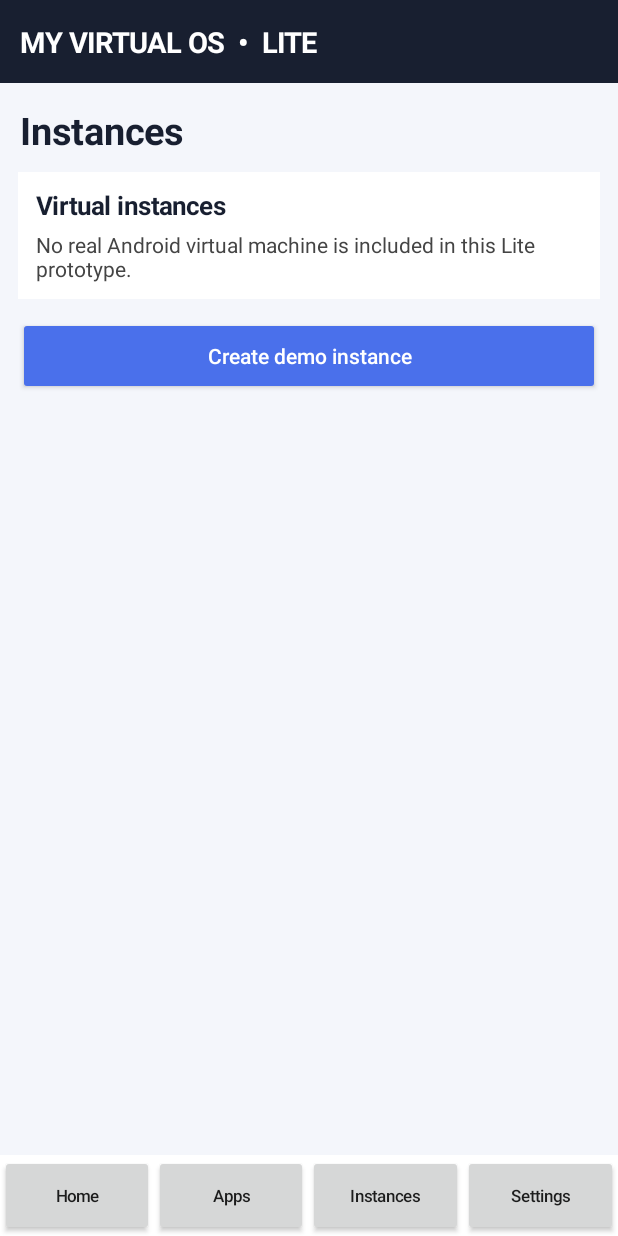
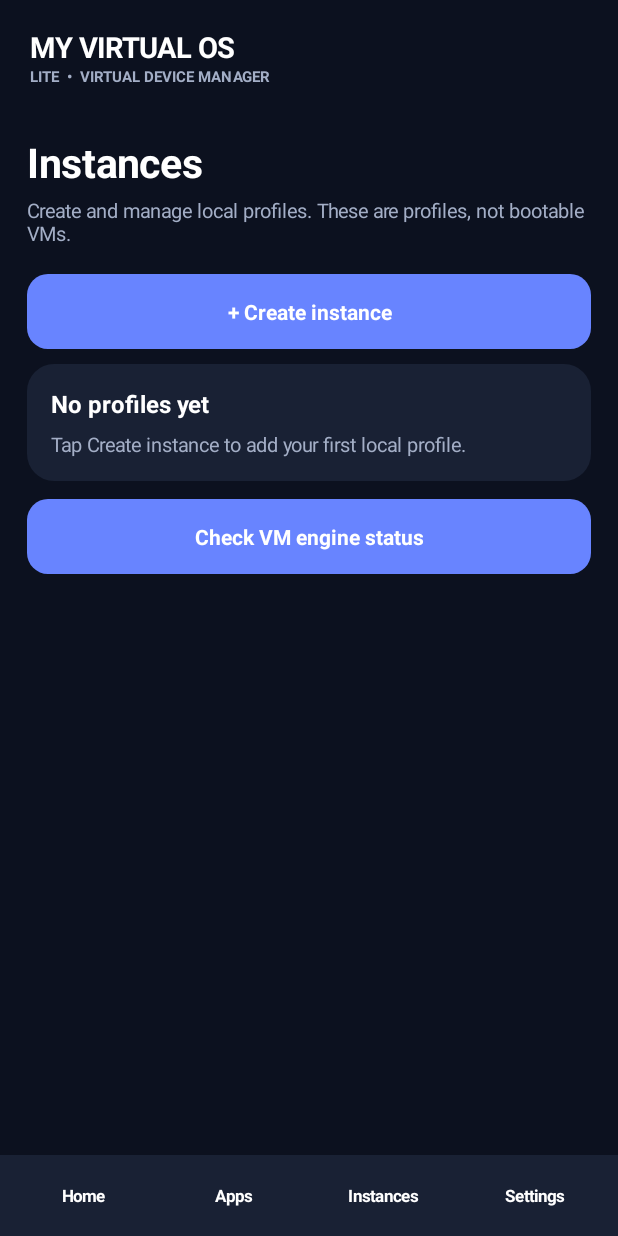
Before and after one commit to hdhbjdhf4-del/MyVirtualOS, an Android app: the screen it shows after launch (MainActivity), after a tap on "Instances", on a phone screen of 412 x 824 dp. Run offline under Robolectric (Android 15) with nearby library versions, the phone set to English and light mode, and no system bars; 2 other taps on this screen came first.

Commit message:
Upgrade Lite UI with working app launcher and local profile manager

```diff
--- a/app/src/main/java/com/myvirtualos/lite/MainActivity.java
+++ b/app/src/main/java/com/myvirtualos/lite/MainActivity.java
@@ -1,94 +1,95 @@
 package com.myvirtualos.lite;
 
 import android.app.Activity;
-import android.os.Bundle;
+import android.app.AlertDialog;
+import android.content.Intent;
+import android.content.SharedPreferences;
+import android.content.pm.ApplicationInfo;
+import android.content.pm.PackageManager;
 import android.graphics.Color;
 import android.graphics.Typeface;
+import android.graphics.drawable.GradientDrawable;
+import android.net.Uri;
+import android.os.Bundle;
+import android.view.Gravity;
+import android.view.View;
 import android.widget.*;
-import android.view.View;
+import java.util.ArrayList;
+import java.util.HashSet;
+import java.util.List;
+import java.util.Set;
 
 public class MainActivity extends Activity {
-    private LinearLayout content;
-    private final int dark = Color.rgb(24, 31, 48);
-    private final int accent = Color.rgb(74, 112, 235);
+    private static final int PICK_APK = 41;
+    private final int bg = Color.rgb(12, 17, 31), panel = Color.rgb(25, 33, 52);
+    private final int accent = Color.rgb(104, 132, 255), muted = Color.rgb(163, 174, 198);
+    private LinearLayout body, nav;
+    private String page = "Home";
+    private SharedPreferences prefs;
 
-    @Override public void onCreate(Bundle state) {
-        super.onCreate(state);
-        getWindow().setStatusBarColor(dark);
-        getWindow().setNavigationBarColor(dark);
-        LinearLayout root = new LinearLayout(this);
-        root.setOrientation(LinearLayout.VERTICAL);
-        root.setBackgroundColor(Color.rgb(244, 246, 251));
-        TextView header = new TextView(this);
-        header.setText("MY VIRTUAL OS  •  LITE");
-        header.setTextColor(Color.WHITE);
-        header.setTextSize(19);
-        header.setTypeface(Typeface.DEFAULT, Typeface.BOLD);
-        header.setPadding(20, 22, 20, 22);
-        header.setBackgroundColor(dark);
-        root.addView(header);
-        ScrollView scroll = new ScrollView(this);
-        content = new LinearLayout(this);
-        content.setOrientation(LinearLayout.VERTICAL);
-        content.setPadding(18, 18, 18, 18);
-        scroll.addView(content);
-        root.addView(scroll, new LinearLayout.LayoutParams(-1, 0, 1));
-        LinearLayout nav = new LinearLayout(this);
-        nav.setBackgroundColor(Color.WHITE);
-        for (String tab : new String[]{"Home", "Apps", "Instances", "Settings"}) {
-            Button b = new Button(this);
-            b.setText(tab); b.setTextSize(11); b.setAllCaps(false);
-            b.setOnClickListener(v -> showPage(tab));
-            nav.addView(b, new LinearLayout.LayoutParams(0, dp(54), 1));
+    @Override public void onCreate(Bundle b) {
+        super.onCreate(b);
+        prefs = getSharedPreferences("myvirtualos", MODE_PRIVATE);
+        getWindow().setStatusBarColor(bg); getWindow().setNavigationBarColor(bg);
+        LinearLayout root = new LinearLayout(this); root.setOrientation(1); root.setBackgroundColor(bg);
+        LinearLayout top = new LinearLayout(this); top.setGravity(Gravity.CENTER_VERTICAL); top.setPadding(dp(20),dp(18),dp(20),dp(14));
+        top.setOrientation(1);
+        TextView brand = text("MY VIRTUAL OS", 19, Color.WHITE, true); top.addView(brand);
+        TextView sub = text("LITE  •  VIRTUAL DEVICE MANAGER", 10, muted, true); top.addView(sub);
+        root.addView(top);
+        ScrollView scroll = new ScrollView(this); body = new LinearLayout(this); body.setPadding(dp(18),dp(10),dp(18),dp(24)); body.setOrientation(1);
+        scroll.addView(body); root.addView(scroll,new LinearLayout.LayoutParams(-1,0,1));
+        nav = new LinearLayout(this); nav.setPadding(dp(5),dp(6),dp(5),dp(6)); nav.setBackgroundColor(panel);
+        String[] tabs={"Home","Apps","Instances","Settings"};
+        for(String tab:tabs){ TextView t=text(tab,11,Color.WHITE,true); t.setGravity(Gravity.CENTER); t.setPadding(2,dp(13),2,dp(13));
+            t.setOnClickListener(v->show(tab)); nav.addView(t,new LinearLayout.LayoutParams(0,-2,1)); }
+        root.addView(nav); setContentView(root); show("Home");
+    }
+    private int dp(int n){return (int)(n*getResources().getDisplayMetrics().density+.5f);}
+    private TextView text(String s,int size,int color,boolean bold){ TextView t=new TextView(this);t.setText(s);t.setTextSize(size);t.setTextColor(color);if(bold)t.setTypeface(Typeface.DEFAULT,Typeface.BOLD);return t;}
+    private GradientDrawable shape(int color,int radius){GradientDrawable d=new GradientDrawable();d.setColor(color);d.setCornerRadius(dp(radius));return d;}
+    private void show(String p){page=p;body.removeAllViews();
+        if(p.equals("Home")) home(); else if(p.equals("Apps")) apps(); else if(p.equals("Instances")) instances(); else settings();
+    }
+    private void heading(String title,String detail){TextView h=text(title,27,Color.WHITE,true);h.setPadding(0,dp(8),0,dp(5));body.addView(h);TextView d=text(detail,13,muted,false);d.setPadding(0,0,0,dp(18));body.addView(d);}
+    private void card(String title,String detail){LinearLayout c=new LinearLayout(this);c.setOrientation(1);c.setPadding(dp(16),dp(15),dp(16),dp(15));c.setBackground(shape(panel,18));
+        TextView h=text(title,16,Color.WHITE,true);TextView d=text(detail,13,muted,false);d.setPadding(0,dp(7),0,0);c.addView(h);c.addView(d);
+        LinearLayout.LayoutParams lp=new LinearLayout.LayoutParams(-1,-2);lp.bottomMargin=dp(12);body.addView(c,lp);}
+    private void button(String label,Runnable action){TextView b=text(label,14,Color.WHITE,true);b.setGravity(Gravity.CENTER);b.setPadding(dp(14),dp(15),dp(14),dp(15));b.setBackground(shape(accent,14));b.setOnClickListener(v->action.run());LinearLayout.LayoutParams lp=new LinearLayout.LayoutParams(-1,-2);lp.bottomMargin=dp(10);body.addView(b,lp);}
+    private void home(){heading("Your workspace","A cleaner control center for Android environments.");
+        card("DEVICE MANAGER","Manage launchable apps and local instance profiles from one place.");
+        card("VM ENGINE","Not installed • This build does not boot a separate Android guest yet.");
+        button("Manage instances",()->show("Instances"));button("Browse installed apps",()->show("Apps"));
+        card("CURRENT BUILD","MyVirtualOS Lite 2.0 • Offline-first interface • No account required");
+    }
+    private void apps(){heading("Apps","Launch apps already installed on this Android phone.");
+        button("Refresh app list",()->show("Apps"));
+        PackageManager pm=getPackageManager();List<ApplicationInfo> list=pm.getInstalledApplications(PackageManager.GET_META_DATA);
+        int count=0;
+        for(ApplicationInfo ai:list){Intent launch=pm.getLaunchIntentForPackage(ai.packageName);if(launch==null)continue;count++;
+            LinearLayout row=new LinearLayout(this);row.setGravity(Gravity.CENTER_VERTICAL);row.setPadding(dp(12),dp(10),dp(12),dp(10));row.setBackground(shape(panel,14));
+            TextView name=text(pm.getApplicationLabel(ai).toString(),14,Color.WHITE,true);row.addView(name,new LinearLayout.LayoutParams(0,-2,1));
+            TextView open=text("OPEN",11,accent,true);row.addView(open);row.setOnClickListener(v->{try{startActivity(launch);}catch(Exception e){Toast.makeText(this,"Unable to open app",Toast.LENGTH_SHORT).show();}});
+            LinearLayout.LayoutParams lp=new LinearLayout.LayoutParams(-1,-2);lp.bottomMargin=dp(7);body.addView(row,lp);
         }
-        root.addView(nav);
-        setContentView(root);
-        showPage("Home");
+        if(count==0)card("No launchable apps","No apps with a launcher icon were found.");
     }
-    private int dp(int v) { return (int)(v * getResources().getDisplayMetrics().density); }
-    private void showPage(String page) {
-        content.removeAllViews();
-        title(page.equals("Home") ? "Welcome back" : page);
-        if (page.equals("Home")) {
-            card("Your virtual workspace", "A lightweight offline dashboard for managing demo virtual instances.");
-            card("Status", "Ready • Offline mode");
-            card("Membership", "Free access — no purchase required in this demo.");
-            action("Start demo instance", () -> Toast.makeText(this, "Demo instance started", Toast.LENGTH_SHORT).show());
-        } else if (page.equals("Apps")) {
-            card("App library", "Your installed apps will appear here.");
-            action("Refresh apps", () -> Toast.makeText(this, "App list refreshed", Toast.LENGTH_SHORT).show());
-        } else if (page.equals("Instances")) {
-            card("Virtual instances", "No real Android virtual machine is included in this Lite prototype.");
-            action("Create demo instance", () -> Toast.makeText(this, "Demo instance created", Toast.LENGTH_SHORT).show());
-        } else {
-            card("Settings", "Version 1.0 • My Virtual OS Lite");
-            card("Privacy", "This prototype does not send data to a server.");
-            action("About", () -> Toast.makeText(this, "My Virtual OS Lite", Toast.LENGTH_SHORT).show());
-        }
+    private Set<String> getInstances(){return new HashSet<>(prefs.getStringSet("instances",new HashSet<>()));}
+    private void saveInstances(Set<String> s){prefs.edit().putStringSet("instances",new HashSet<>(s)).apply();}
+    private void instances(){heading("Instances","Create and manage local profiles. These are profiles, not bootable VMs.");
+        button("+ Create instance",()->{EditText input=new EditText(this);input.setSingleLine(true);input.setHint("e.g. Android Test");new AlertDialog.Builder(this).setTitle("New profile").setView(input).setNegativeButton("Cancel",null).setPositiveButton("Create",(d,w)->{String n=input.getText().toString().trim();if(n.isEmpty())n="Android Profile";Set<String>s=getInstances();s.add(n);saveInstances(s);show("Instances");}).show();});
+        Set<String> all=getInstances();if(all.isEmpty())card("No profiles yet","Tap Create instance to add your first local profile.");
+        for(String name:all){LinearLayout row=new LinearLayout(this);row.setGravity(Gravity.CENTER_VERTICAL);row.setPadding(dp(14),dp(14),dp(14),dp(14));row.setBackground(shape(panel,14));
+            row.addView(text(name,15,Color.WHITE,true),new LinearLayout.LayoutParams(0,-2,1));TextView del=text("DELETE",11,Color.rgb(255,125,135),true);row.addView(del);del.setOnClickListener(v->{Set<String>s=getInstances();s.remove(name);saveInstances(s);show("Instances");});
+            LinearLayout.LayoutParams lp=new LinearLayout.LayoutParams(-1,-2);lp.bottomMargin=dp(8);body.addView(row,lp);}
+        button("Check VM engine status",()->new AlertDialog.Builder(this).setTitle("VM engine unavailable").setMessage("This app currently manages local profiles only. A compatible Android virtualization backend and supported device are required before a guest Android system can boot.").setPositiveButton("OK",null).show());
     }
-    private void title(String value) {
-        TextView t = new TextView(this);
-        t.setText(value); t.setTextSize(25); t.setTypeface(Typeface.DEFAULT, Typeface.BOLD);
-        t.setTextColor(dark); t.setPadding(2, 4, 2, 16);
-        content.addView(t);
+    private void settings(){heading("Settings","App preferences and diagnostics.");
+        card("VERSION","MyVirtualOS Lite 2.0");
+        card("PRIVACY","Profiles are stored locally on this device. This app does not upload your app list.");
+        button("Import APK file",()->{Intent i=new Intent(Intent.ACTION_OPEN_DOCUMENT);i.setType("application/vnd.android.package-archive");i.addCategory(Intent.CATEGORY_OPENABLE);startActivityForResult(i,PICK_APK);});
+        button("Clear local profiles",()->new AlertDialog.Builder(this).setTitle("Clear profiles?").setMessage("This removes saved profile names from this app.").setNegativeButton("Cancel",null).setPositiveButton("Clear",(d,w)->{prefs.edit().remove("instances").apply();show("Settings");}).show());
+        card("IMPORTANT","Import currently selects an APK file only; it does not install it into a virtual Android system. Guest Android execution is not yet implemented.");
     }
-    private void card(String heading, String body) {
-        LinearLayout box = new LinearLayout(this);
-        box.setOrientation(LinearLayout.VERTICAL); box.setPadding(18, 16, 18, 16);
-        box.setBackgroundColor(Color.WHITE);
-        TextView h = new TextView(this);
-        h.setText(heading); h.setTextSize(17); h.setTypeface(Typeface.DEFAULT, Typeface.BOLD); h.setTextColor(dark);
-        TextView d = new TextView(this);
-        d.setText(body); d.setTextSize(14); d.setTextColor(Color.DKGRAY); d.setPadding(0, 8, 0, 0);
-        box.addView(h); box.addView(d);
-        LinearLayout.LayoutParams p = new LinearLayout.LayoutParams(-1, -2);
-        p.bottomMargin = dp(12); content.addView(box, p);
-    }
-    private void action(String label, Runnable run) {
-        Button b = new Button(this);
-        b.setText(label); b.setAllCaps(false); b.setTextColor(Color.WHITE);
-        b.setBackgroundTintList(android.content.res.ColorStateList.valueOf(accent));
-        b.setOnClickListener(v -> run.run());
-        content.addView(b, new LinearLayout.LayoutParams(-1, dp(52)));
-    }
+    @Override protected void onActivityResult(int request,int result,Intent data){super.onActivityResult(request,result,data);if(request==PICK_APK&&result==RESULT_OK&&data!=null){Uri uri=data.getData();String name=uri==null?"APK selected":uri.getLastPathSegment();new AlertDialog.Builder(this).setTitle("APK selected").setMessage("File selected: "+name+"\n\nThe VM engine is not available yet, so this file has not been installed.").setPositiveButton("OK",null).show();}}
 }
```
